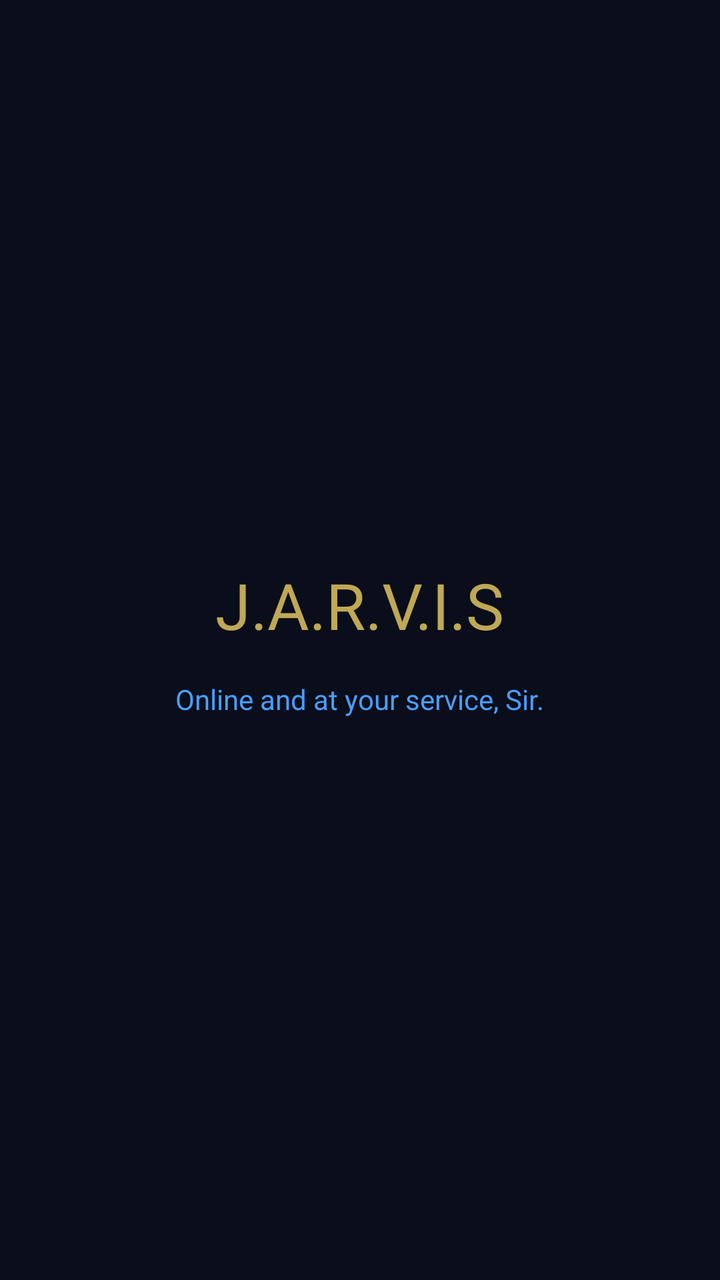
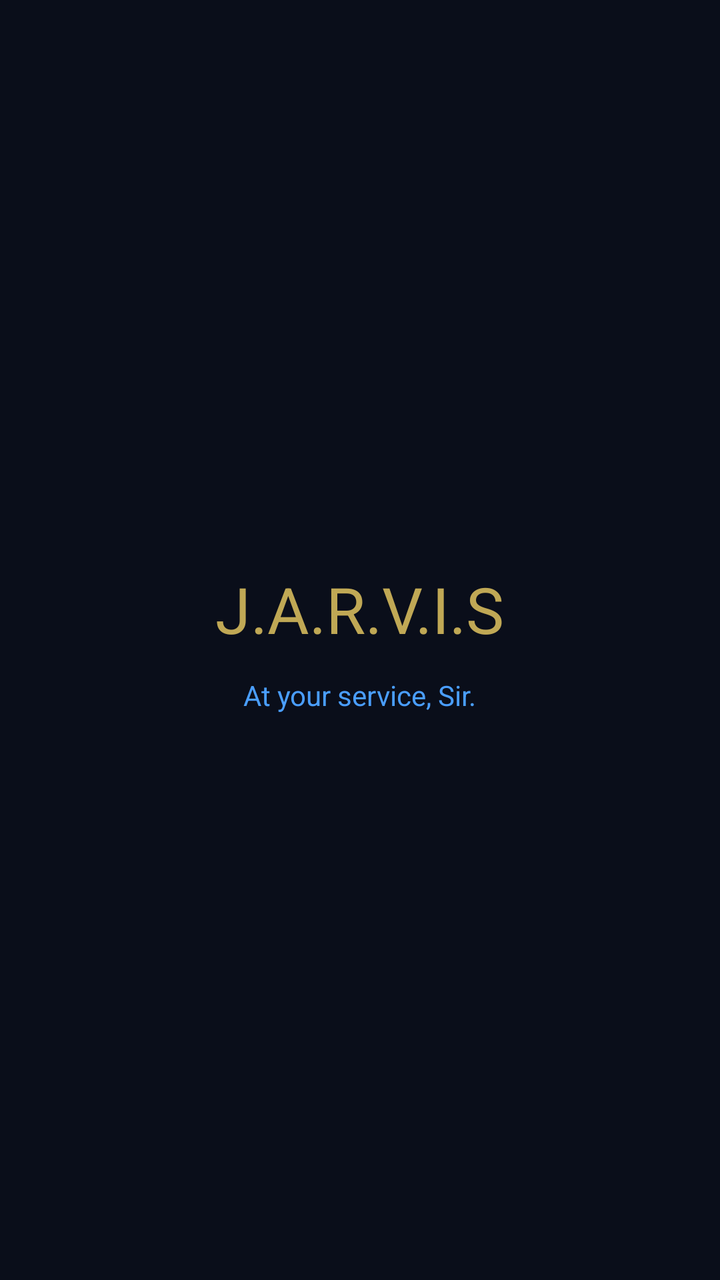

An Android layout rendered at two revisions. The XML below is the earlier revision; the diff shows what the commit changed to produce the second picture.
<!-- AndroidManifest.xml: application theme Theme.Jarvis -->
<!-- res/layout/activity_simple.xml -->
<?xml version="1.0" encoding="utf-8"?>
<LinearLayout
    xmlns:android="http://schemas.android.com/apk/res/android"
    android:layout_width="match_parent"
    android:layout_height="match_parent"
    android:orientation="vertical"
    android:gravity="center"
    android:background="#0A0E1A">

    <TextView
        android:layout_width="wrap_content"
        android:layout_height="wrap_content"
        android:text="J.A.R.V.I.S"
        android:textColor="#C0A855"
        android:textSize="32sp" />

    <TextView
        android:layout_width="wrap_content"
        android:layout_height="wrap_content"
        android:text="Online and at your service, Sir."
        android:textColor="#4A9EFF"
        android:textSize="14sp"
        android:layout_marginTop="16dp" />

</LinearLayout>
<!-- resources referenced by this layout -->
<resources>
  <style name="Theme.Jarvis" parent="Theme.MaterialComponents.DayNight.NoActionBar">
          <item name="colorPrimary">@color/jarvis_gold</item>
          <item name="colorPrimaryVariant">@color/jarvis_blue</item>
          <item name="colorOnPrimary">@color/jarvis_bg</item>
          <item name="colorSurface">@color/jarvis_surface</item>
          <item name="colorOnSurface">@color/jarvis_text</item>
          <item name="android:windowBackground">@color/jarvis_bg</item>
          <item name="android:statusBarColor">@color/jarvis_surface</item>
          <item name="android:navigationBarColor">@color/jarvis_surface</item>
      </style>
  <color name="jarvis_gold">#C0A855</color>
  <color name="jarvis_blue">#4A9EFF</color>
  <color name="jarvis_bg">#0A0E1A</color>
  <color name="jarvis_surface">#111827</color>
  <color name="jarvis_text">#E8E0D0</color>
</resources>

<!-- the commit's change to res/layout/activity_simple.xml (unified diff, before → after) -->
@@ -6,20 +6,18 @@
     android:orientation="vertical"
     android:gravity="center"
     android:background="#0A0E1A">
-
     <TextView
+        android:id="@+id/tv_status_simple"
         android:layout_width="wrap_content"
         android:layout_height="wrap_content"
         android:text="J.A.R.V.I.S"
         android:textColor="#C0A855"
         android:textSize="32sp" />
-
     <TextView
         android:layout_width="wrap_content"
         android:layout_height="wrap_content"
-        android:text="Online and at your service, Sir."
+        android:text="At your service, Sir."
         android:textColor="#4A9EFF"
         android:textSize="14sp"
-        android:layout_marginTop="16dp" />
-
+        android:layout_marginTop="12dp" />
 </LinearLayout>
